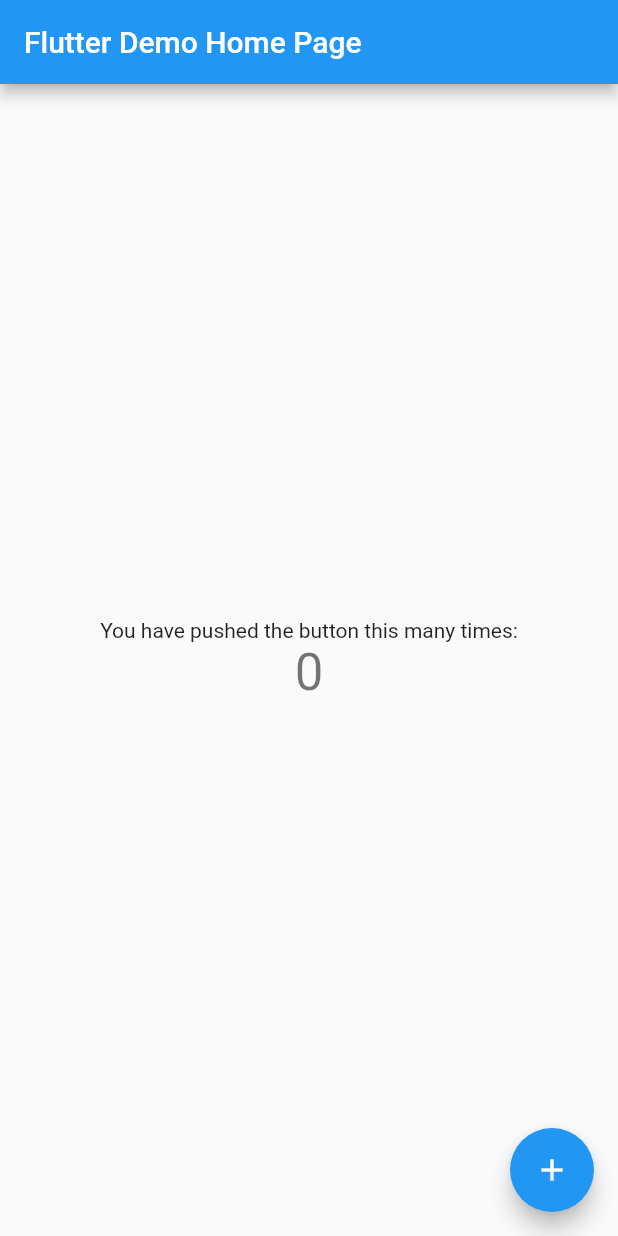
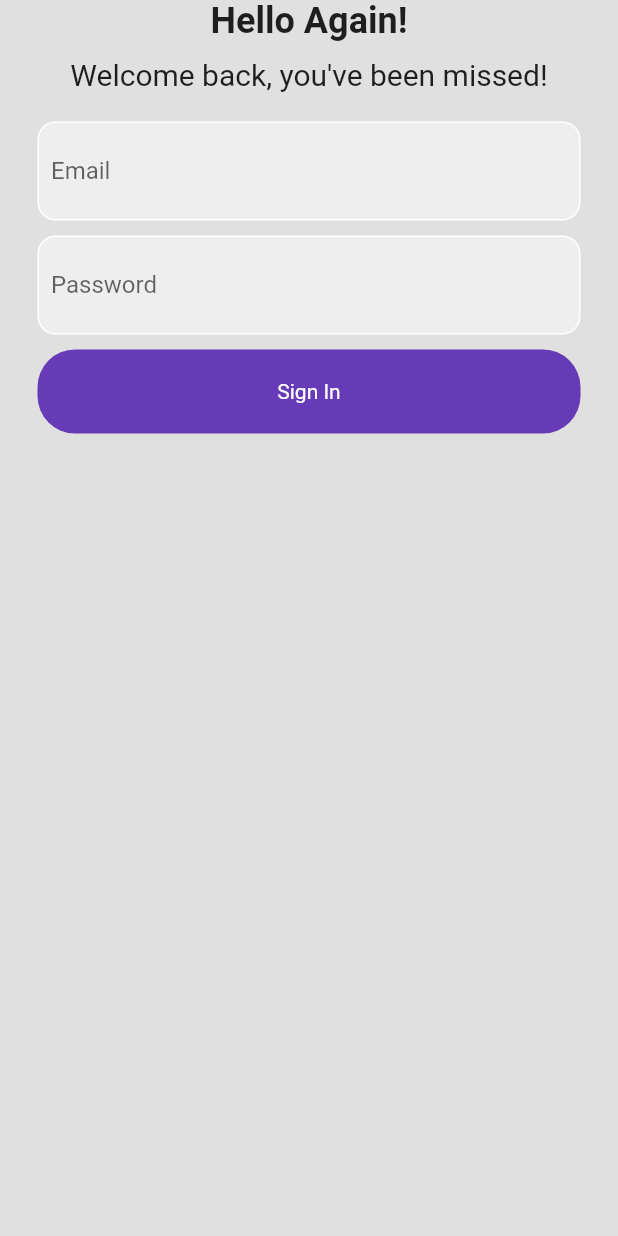
Before and after one commit to binhphancreator/flutter_ui, a Flutter app: the screen it shows after launch, on a phone screen of 412 x 824 dp. Run offline on Flutter 3.47's test engine with Material 2 defaults, Android fonts, the phone set to English and light mode, and no system bars.

Commit message:
basic login ui

```diff
--- /dev/null
+++ b/lib/login_page.dart
@@ -0,0 +1,87 @@
+import 'package:flutter/material.dart';
+
+class LoginPage extends StatefulWidget {
+  const LoginPage({Key? key}) : super(key: key);
+
+  @override
+  State<StatefulWidget> createState() => _LoginPageState();
+}
+
+class _LoginPageState extends State<LoginPage> {
+  @override
+  Widget build(BuildContext context) {
+    return Scaffold(
+        backgroundColor: Colors.grey[300],
+        body: SafeArea(
+            child: Center(
+          child: Column(children: [
+            const Text(
+              'Hello Again!',
+              style: TextStyle(
+                fontWeight: FontWeight.bold,
+                fontSize: 24,
+              ),
+            ),
+            const SizedBox(
+              height: 10,
+            ),
+            const Text(
+              'Welcome back, you\'ve been missed!',
+              style: TextStyle(
+                fontSize: 20,
+              ),
+            ),
+            const SizedBox(
+              height: 20,
+            ),
+            Padding(
+              padding: const EdgeInsets.symmetric(horizontal: 25.0),
+              child: Container(
+                decoration: BoxDecoration(color: Colors.grey[200], border: Border.all(color: Colors.white), borderRadius: BorderRadius.circular(12)),
+                child: const Padding(
+                  padding: EdgeInsets.all(8.0),
+                  child: TextField(
+                    decoration: InputDecoration(
+                      border: InputBorder.none,
+                      hintText: "Email",
+                    ),
+                  ),
+                ),
+              ),
+            ),
+            const SizedBox(
+              height: 10,
+            ),
+            Padding(
+              padding: const EdgeInsets.symmetric(horizontal: 25.0),
+              child: Container(
+                decoration: BoxDecoration(color: Colors.grey[200], border: Border.all(color: Colors.white), borderRadius: BorderRadius.circular(12)),
+                child: const Padding(
+                  padding: EdgeInsets.all(8.0),
+                  child: TextField(
+                    obscureText: true,
+                    decoration: InputDecoration(
+                      border: InputBorder.none,
+                      hintText: "Password",
+                    ),
+                  ),
+                ),
+              ),
+            ),
+            const SizedBox(
+              height: 10,
+            ),
+            Padding(
+              padding: const EdgeInsets.symmetric(horizontal: 25),
+              child: Container(
+                padding: const EdgeInsets.all(20),
+                decoration: BoxDecoration(color: Colors.deepPurple, borderRadius: BorderRadius.circular(25)),
+                child: const Center(child: Text("Sign In", style: TextStyle(
+                  color: Colors.white
+                ),)),
+              ),
+            )
+          ]),
+        )));
+  }
+}
--- a/lib/main.dart
+++ b/lib/main.dart
@@ -1,4 +1,5 @@
 import 'package:flutter/material.dart';
+import 'package:flutter_ui/login_page.dart';
 
 void main() {
   runApp(const MyApp());
@@ -10,106 +11,9 @@ class MyApp extends StatelessWidget {
   // This widget is the root of your application.
   @override
   Widget build(BuildContext context) {
-    return MaterialApp(
-      title: 'Flutter Demo',
-      theme: ThemeData(
-        // This is the theme of your application.
-        //
-        // Try running your application with "flutter run". You'll see the
-        // application has a blue toolbar. Then, without quitting the app, try
-        // changing the primarySwatch below to Colors.green and then invoke
-        // "hot reload" (press "r" in the console where you ran "flutter run",
-        // or simply save your changes to "hot reload" in a Flutter IDE).
-        // Notice that the counter didn't reset back to zero; the application
-        // is not restarted.
-        primarySwatch: Colors.blue,
-      ),
-      home: const MyHomePage(title: 'Flutter Demo Home Page'),
+    return const MaterialApp(
+      title: 'Login UI',
+      home: LoginPage(),
     );
   }
 }
-
-class MyHomePage extends StatefulWidget {
-  const MyHomePage({Key? key, required this.title}) : super(key: key);
-
-  // This widget is the home page of your application. It is stateful, meaning
-  // that it has a State object (defined below) that contains fields that affect
-  // how it looks.
-
-  // This class is the configuration for the state. It holds the values (in this
-  // case the title) provided by the parent (in this case the App widget) and
-  // used by the build method of the State. Fields in a Widget subclass are
-  // always marked "final".
-
-  final String title;
-
-  @override
-  State<MyHomePage> createState() => _MyHomePageState();
-}
-
-class _MyHomePageState extends State<MyHomePage> {
-  int _counter = 0;
-
-  void _incrementCounter() {
-    setState(() {
-      // This call to setState tells the Flutter framework that something has
-      // changed in this State, which causes it to rerun the build method below
-      // so that the display can reflect the updated values. If we changed
-      // _counter without calling setState(), then the build method would not be
-      // called again, and so nothing would appear to happen.
-      _counter++;
-    });
-  }
-
-  @override
-  Widget build(BuildContext context) {
-    // This method is rerun every time setState is called, for instance as done
-    // by the _incrementCounter method above.
-    //
-    // The Flutter framework has been optimized to make rerunning build methods
-    // fast, so that you can just rebuild anything that needs updating rather
-    // than having to individually change instances of widgets.
-    return Scaffold(
-      appBar: AppBar(
-        // Here we take the value from the MyHomePage object that was created by
-        // the App.build method, and use it to set our appbar title.
-        title: Text(widget.title),
-      ),
-      body: Center(
-        // Center is a layout widget. It takes a single child and positions it
-        // in the middle of the parent.
-        child: Column(
-          // Column is also a layout widget. It takes a list of children and
-          // arranges them vertically. By default, it sizes itself to fit its
-          // children horizontally, and tries to be as tall as its parent.
-          //
-          // Invoke "debug painting" (press "p" in the console, choose the
-          // "Toggle Debug Paint" action from the Flutter Inspector in Android
-          // Studio, or the "Toggle Debug Paint" command in Visual Studio Code)
-          // to see the wireframe for each widget.
-          //
-          // Column has various properties to control how it sizes itself and
-          // how it positions its children. Here we use mainAxisAlignment to
-          // center the children vertically; the main axis here is the vertical
-          // axis because Columns are vertical (the cross axis would be
-          // horizontal).
-          mainAxisAlignment: MainAxisAlignment.center,
-          children: <Widget>[
-            const Text(
-              'You have pushed the button this many times:',
-            ),
-            Text(
-              '$_counter',
-              style: Theme.of(context).textTheme.headline4,
-            ),
-          ],
-        ),
-      ),
-      floatingActionButton: FloatingActionButton(
-        onPressed: _incrementCounter,
-        tooltip: 'Increment',
-        child: const Icon(Icons.add),
-      ), // This trailing comma makes auto-formatting nicer for build methods.
-    );
-  }
-}
```
